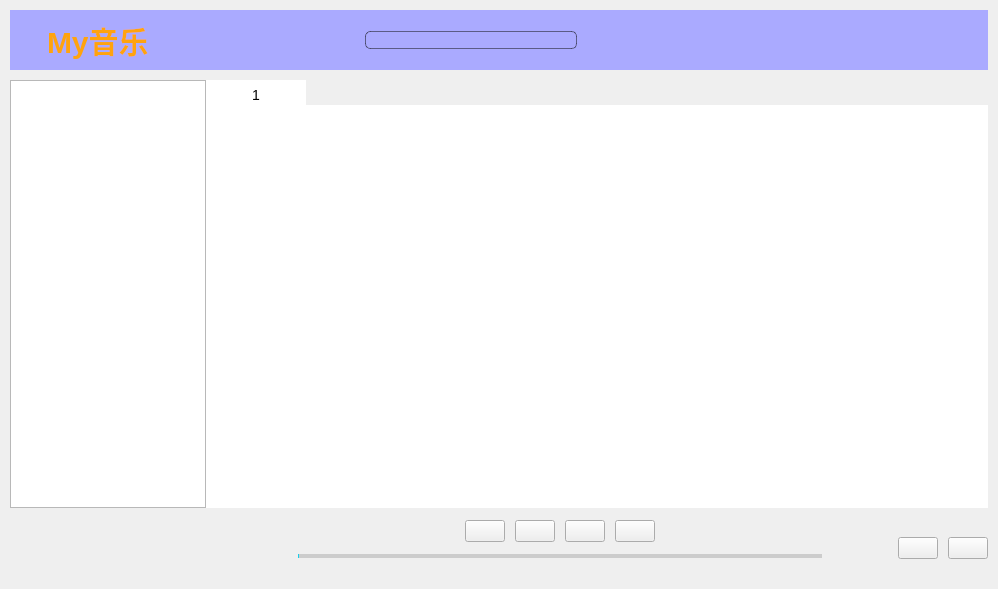
Qt form Client/mainwindow.ui (qunigouming/MyMusic) before a commit.
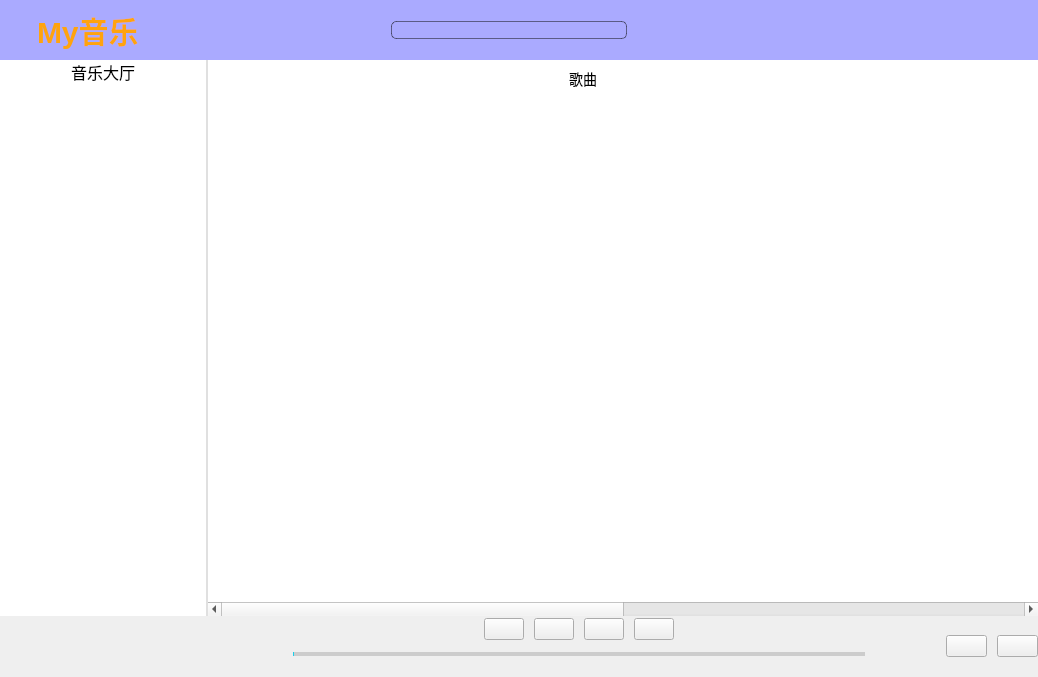
The same form after that commit. Icons and pictures are not drawn.

The edit to the form file:
```diff
--- a/Client/mainwindow.ui
+++ b/Client/mainwindow.ui
@@ -6,8 +6,8 @@
    <rect>
     <x>0</x>
     <y>0</y>
-    <width>998</width>
-    <height>589</height>
+    <width>1038</width>
+    <height>677</height>
    </rect>
   </property>
   <property name="windowTitle">
@@ -33,19 +33,19 @@
     <widget class="QWidget" name="widget_2" native="true">
      <layout class="QVBoxLayout" name="verticalLayout_3">
       <property name="spacing">
-       <number>10</number>
+       <number>0</number>
       </property>
       <property name="leftMargin">
-       <number>10</number>
+       <number>0</number>
       </property>
       <property name="topMargin">
-       <number>10</number>
+       <number>0</number>
       </property>
       <property name="rightMargin">
-       <number>10</number>
+       <number>0</number>
       </property>
       <property name="bottomMargin">
-       <number>10</number>
+       <number>0</number>
       </property>
       <item>
        <widget class="QWidget" name="TitleWidget" native="true">
@@ -313,8 +313,22 @@
          <item>
           <widget class="QListWidget" name="functionList">
            <property name="styleSheet">
-            <string notr="true"/>
+            <string notr="true">border: 0;
+border-right: 2px solid rgb(224,224,224);</string>
            </property>
+           <item>
+            <property name="text">
+             <string>音乐大厅</string>
+            </property>
+            <property name="font">
+             <font>
+              <pointsize>12</pointsize>
+             </font>
+            </property>
+            <property name="textAlignment">
+             <set>AlignCenter</set>
+            </property>
+           </item>
           </widget>
          </item>
          <item>
@@ -346,6 +360,12 @@
              </property>
              <item>
               <widget class="QTableWidget" name="tableWidget">
+               <property name="minimumSize">
+                <size>
+                 <width>0</width>
+                 <height>556</height>
+                </size>
+               </property>
                <property name="styleSheet">
                 <string notr="true">QHeaderView::section
 {
@@ -371,14 +391,38 @@
                 <number>0</number>
                </property>
                <property name="columnCount">
-                <number>1</number>
+                <number>2</number>
                </property>
+               <attribute name="horizontalHeaderDefaultSectionSize">
+                <number>750</number>
+               </attribute>
+               <attribute name="horizontalHeaderHighlightSections">
+                <bool>true</bool>
+               </attribute>
                <attribute name="horizontalHeaderMinimumSectionSize">
-                <number>37</number>
+                <number>50</number>
                </attribute>
                <attribute name="verticalHeaderDefaultSectionSize">
                 <number>37</number>
                </attribute>
+               <attribute name="verticalHeaderMinimumSectionSize">
+                <number>30</number>
+               </attribute>
+               <column>
+                <property name="text">
+                 <string>歌曲</string>
+                </property>
+                <property name="font">
+                 <font>
+                  <family>Microsoft YaHei</family>
+                  <pointsize>12</pointsize>
+                  <stylestrategy>PreferDefault</stylestrategy>
+                 </font>
+                </property>
+                <property name="textAlignment">
+                 <set>AlignCenter</set>
+                </property>
+               </column>
                <column/>
               </widget>
              </item>
```
